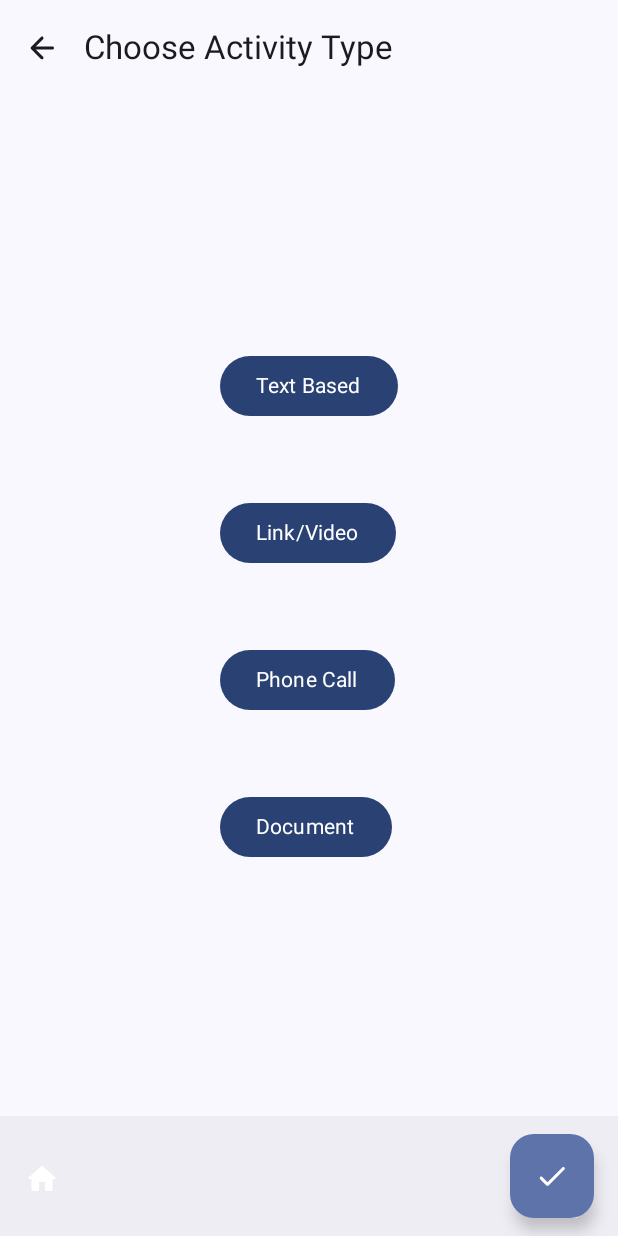
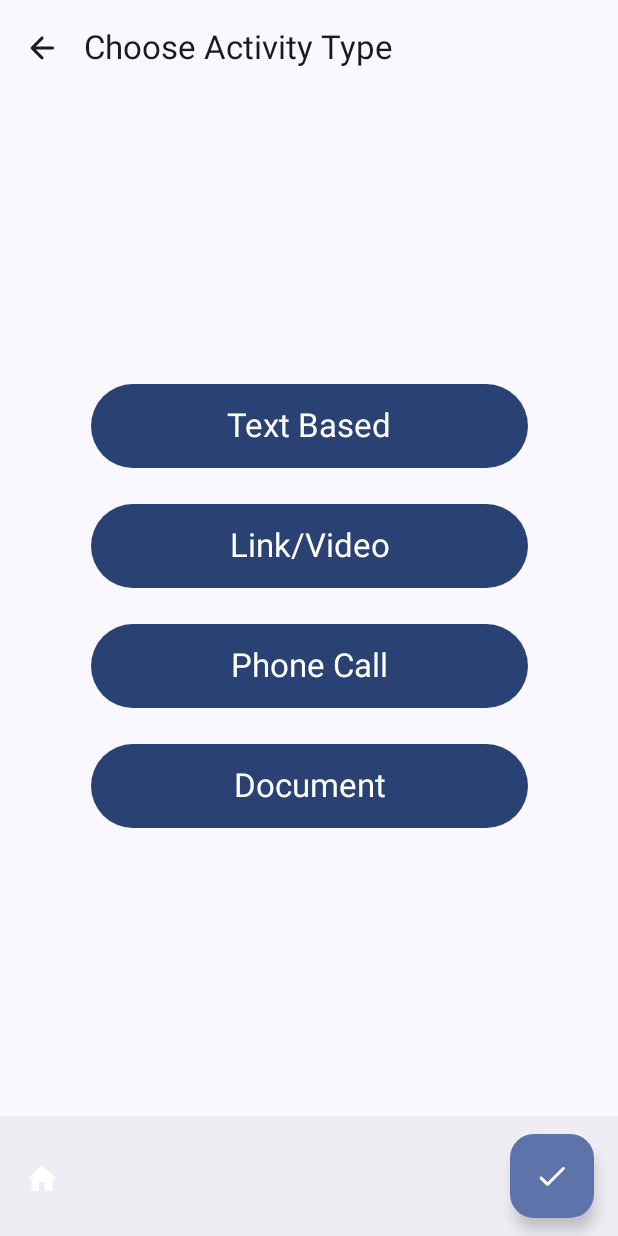
Before and after one commit to talitha1234/MindToolsApp, an Android app built with Jetpack Compose: the @Preview function ActivityTypePagePreview, on a phone screen of 412 x 824 dp. Run offline under Robolectric (Android 15) with nearby library versions, the phone set to English and light mode, and no system bars; Roboto replaces fonts that are not available here.

Commit message:
Add previews for different screen sizes

```diff
--- a/app/src/main/java/com/talithariddiford/mindtoolsapp/MainActivity.kt
+++ b/app/src/main/java/com/talithariddiford/mindtoolsapp/MainActivity.kt
@@ -14,6 +14,7 @@ import androidx.compose.foundation.layout.Row
 import androidx.compose.foundation.layout.Spacer
 import androidx.compose.foundation.layout.fillMaxSize
 import androidx.compose.foundation.layout.fillMaxWidth
+import androidx.compose.foundation.layout.height
 import androidx.compose.foundation.layout.padding
 import androidx.compose.foundation.layout.width
 import androidx.compose.foundation.layout.wrapContentSize
@@ -71,14 +72,12 @@ class MainActivity : ComponentActivity() {
     }
 }
 
-@Preview(showBackground = true)
+
 @Composable
 fun MindToolsApp() {
-    MindToolsAppTheme {
-        MoodSelectionPage(modifier = Modifier.fillMaxSize())
-    }
+    // Will later switch between screens
+    MoodSelectionPage(modifier = Modifier.fillMaxSize())
 }
-
 
 
 @Composable
@@ -176,6 +175,8 @@ fun ActivityList(modifier: Modifier = Modifier) {
 }
 
 
+
+
 @Composable
 fun MoodSelectionPage(modifier: Modifier = Modifier) {
     Scaffold(
@@ -197,6 +198,7 @@ fun MoodList(modifier: Modifier = Modifier) {
             .background(MaterialTheme.colorScheme.surfaceDim)
             .padding(8.dp),
         columns = GridCells.Fixed(1)
+
     ) {
         items(8) { index ->
             Row(
@@ -207,10 +209,10 @@ fun MoodList(modifier: Modifier = Modifier) {
             ) {
                 Text(
                     text = "Mood $index",
-                    style = MaterialTheme.typography.displayLarge,
+                    style = MaterialTheme.typography.bodyLarge,
                     color = MaterialTheme.colorScheme.onSurface
                 )
-
+                Spacer(modifier = Modifier.weight(1f))
                 Checkbox(
                     checked = checkedStates.getOrDefault(index, false),
                     onCheckedChange = { checked ->
@@ -284,58 +286,100 @@ fun MoodSelectionBottomBar() {
 fun ActivityTypePage() {
     Scaffold(
         topBar = { GeneralTopBar("Choose Activity Type") },
-        bottomBar = {MoodSelectionBottomBar()}
-
-        ) { paddingValues ->
+        bottomBar = { MoodSelectionBottomBar() }
+    ) { paddingValues ->
         Column(
             modifier = Modifier
                 .padding(paddingValues)
+                .fillMaxSize()
+                .padding(24.dp),
+            verticalArrangement = Arrangement.spacedBy(24.dp, Alignment.CenterVertically),
+            horizontalAlignment = Alignment.CenterHorizontally
+        ) {
+            val buttonModifier = Modifier
+                .fillMaxWidth(0.8f)
+                .height(56.dp)
 
-                .fillMaxSize()
-            .wrapContentSize(Alignment.Center),
-            verticalArrangement = Arrangement.spacedBy(50.dp)
-        ) {
-            Button(onClick = { /* TODO: Handle Text Based */ }) {
-                Text("Text Based",
-                    color = MaterialTheme.colorScheme.onPrimary)
+            Button(
+                onClick = { /* TODO */ },
+                modifier = buttonModifier
+            ) {
+                Text(
+                    text = "Text Based",
+                    style = MaterialTheme.typography.titleLarge,
+                    color = MaterialTheme.colorScheme.onPrimary
+                )
             }
 
-            Button(onClick = { /* TODO: Handle Link/Video */ }) {
-                Text("Link/Video",
-                    color = MaterialTheme.colorScheme.onPrimary)
+            Button(
+                onClick = { /* TODO */ },
+                modifier = buttonModifier
+            ) {
+                Text(
+                    text = "Link/Video",
+                    style = MaterialTheme.typography.titleLarge,
+                    color = MaterialTheme.colorScheme.onPrimary
+                )
             }
-            Button(onClick = { /* TODO: Handle Phone Call */ }) {
-                Text("Phone Call",
-                    color = MaterialTheme.colorScheme.onPrimary)
+
+            Button(
+                onClick = { /* TODO */ },
+                modifier = buttonModifier
+            ) {
+                Text(
+                    text = "Phone Call",
+                    style = MaterialTheme.typography.titleLarge,
+                    color = MaterialTheme.colorScheme.onPrimary
+                )
             }
-            Button(onClick = { /* TODO: Handle Document */ }) {
-                Text("Document",
-                    color = MaterialTheme.colorScheme.onPrimary)
+
+            Button(
+                onClick = { /* TODO */ },
+                modifier = buttonModifier
+            ) {
+                Text(
+                    text = "Document",
+                    style = MaterialTheme.typography.titleLarge,
+                    color = MaterialTheme.colorScheme.onPrimary
+                )
             }
         }
     }
 }
 
+
+@Preview(name = "Phone", device = "spec:width=411dp,height=891dp", showBackground = true)
+@Preview(name = "Tablet", device = "spec:width=800dp,height=1280dp", showBackground = true)
 @Composable
-@Preview(showBackground = true)
 fun ActivityTypePagePreview() {
     MindToolsAppTheme {
         ActivityTypePage()
     }
 }
 
+@Preview(name = "Phone", device = "spec:width=411dp,height=891dp", showBackground = true)
+@Preview(name = "Tablet", device = "spec:width=800dp,height=1280dp", showBackground = true)
 @Composable
-@Preview(showBackground = true)
 fun MoodSelectionPagePreview() {
     MindToolsAppTheme {
         MoodSelectionPage()
     }
 }
 
+@Preview(name = "Phone", device = "spec:width=411dp,height=891dp", showBackground = true)
+@Preview(name = "Tablet", device = "spec:width=800dp,height=1280dp", showBackground = true)
 @Composable
-@Preview(showBackground = true)
-fun MindToolsPagePreview(){
+fun MindToolsPagePreview() {
     MindToolsAppTheme {
         MindToolsPage()
     }
 }
+
+@Preview(name = "Phone", device = "spec:width=411dp,height=891dp", showBackground = true)
+@Preview(name = "Tablet", device = "spec:width=800dp,height=1280dp", showBackground = true)
+@Composable
+fun MindToolsAppPreview() {
+    MindToolsAppTheme {
+        MoodSelectionPage(modifier = Modifier.fillMaxSize())
+    }
+}
```
